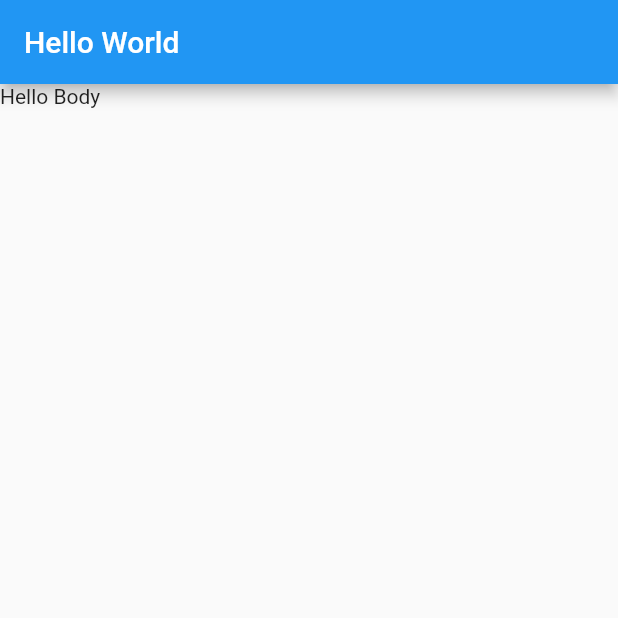
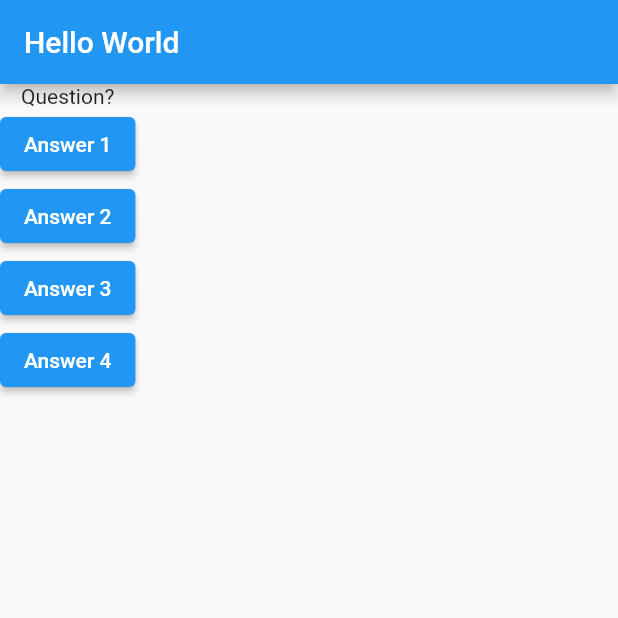
Before and after one commit to heberthreinstein/flutter, a Flutter app: the screen it shows after launch, on a phone screen of 412 x 824 dp, the top half of it. Run offline on Flutter 3.47's test engine with Material 2 defaults, Android fonts, the phone set to English and light mode, and no system bars.

Commit message:
Visible and Invisible Widgets - Buttons actions

```diff
--- a/lib/main.dart
+++ b/lib/main.dart
@@ -5,14 +5,28 @@ void main() {
 }
 
 class MyApp extends StatelessWidget {
+
+  void answerQuestion() {
+    print('Answer');
+  }
+
   @override
   Widget build(BuildContext context) {
+
     return MaterialApp(
       home: Scaffold(
         appBar: AppBar(
           title: Text('Hello World'),
         ),
-        body: Text('Hello Body'),
+        body: Column(
+          children: [
+            Text('Question?'),
+            ElevatedButton(onPressed: answerQuestion, child: Text('Answer 1')),
+            ElevatedButton(onPressed: answerQuestion, child: Text('Answer 2')),
+            ElevatedButton(onPressed: answerQuestion, child: Text('Answer 3')),
+            ElevatedButton(onPressed: answerQuestion, child: Text('Answer 4')),
+          ],
+        ),
       ),
     );
   }
```
